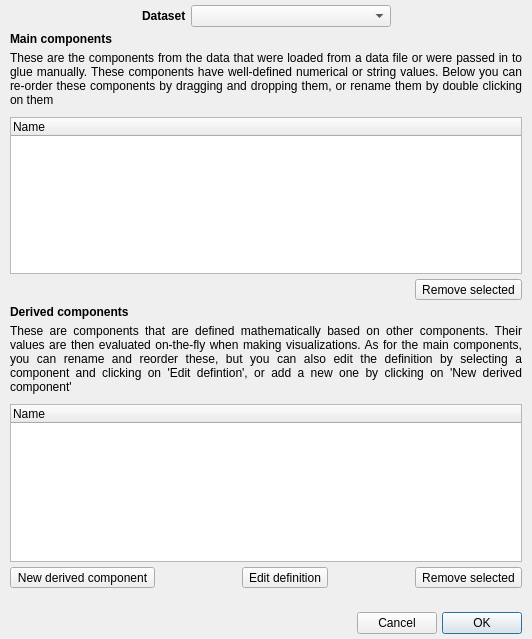
First picture: the form in glue/dialogs/component_manager/qt/component_manager.ui, repository glue-viz/glue, before the edit.
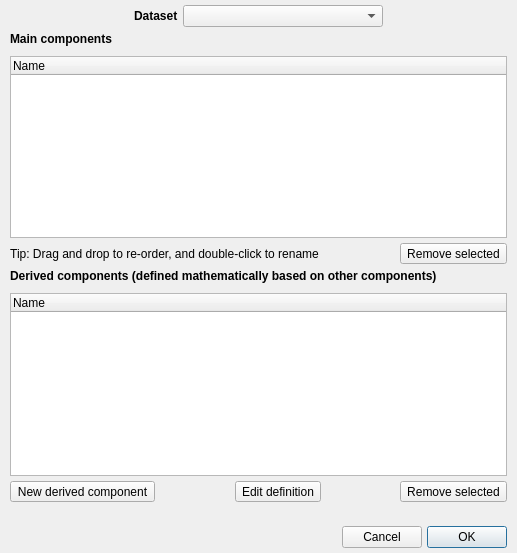
Second picture: the form after the edit. Custom widgets are drawn as their Qt base class.

Commit message: Improve the UI for the component manager, remove blocks of text

```diff
--- a/glue/dialogs/component_manager/qt/component_manager.ui
+++ b/glue/dialogs/component_manager/qt/component_manager.ui
@@ -6,8 +6,8 @@
    <rect>
     <x>0</x>
     <y>0</y>
-    <width>532</width>
-    <height>639</height>
+    <width>517</width>
+    <height>553</height>
    </rect>
   </property>
   <property name="windowTitle">
@@ -95,19 +95,6 @@
      </property>
     </widget>
    </item>
-   <item>
-    <widget class="QLabel" name="label_4">
-     <property name="text">
-      <string>These are the components from the data that were loaded from a data file or were passed in to glue manually. These components have well-defined numerical or string values. Below you can re-order these components by dragging and dropping them, or rename them by double clicking on them</string>
-     </property>
-     <property name="alignment">
-      <set>Qt::AlignJustify|Qt::AlignVCenter</set>
-     </property>
-     <property name="wordWrap">
-      <bool>true</bool>
-     </property>
-    </widget>
-   </item>
    <item>
     <spacer name="verticalSpacer">
      <property name="orientation">
@@ -138,6 +125,16 @@
    </item>
    <item>
     <layout class="QHBoxLayout" name="horizontalLayout_3">
+     <item>
+      <widget class="QLabel" name="label_6">
+       <property name="text">
+        <string>Tip: Drag and drop to re-order, and double-click to rename</string>
+       </property>
+       <property name="alignment">
+        <set>Qt::AlignCenter</set>
+       </property>
+      </widget>
+     </item>
      <item>
       <spacer name="horizontalSpacer_5">
        <property name="orientation">
@@ -169,20 +166,7 @@
       </font>
      </property>
      <property name="text">
-      <string>Derived components</string>
-     </property>
-    </widget>
-   </item>
-   <item>
-    <widget class="QLabel" name="label_5">
-     <property name="text">
-      <string>These are components that are defined mathematically based on other components. Their values are then evaluated on-the-fly when making visualizations. As for the main components, you can rename and reorder these, but you can also edit the definition by selecting a component and clicking on 'Edit defintion', or add a new one by clicking on 'New derived component'</string>
-     </property>
-     <property name="alignment">
-      <set>Qt::AlignJustify|Qt::AlignVCenter</set>
-     </property>
-     <property name="wordWrap">
-      <bool>true</bool>
+      <string>Derived components (defined mathematically based on other components)</string>
      </property>
     </widget>
    </item>
@@ -268,7 +252,7 @@
    <item>
     <widget class="QLabel" name="label_status">
      <property name="text">
-      <string> </string>
+      <string/>
      </property>
      <property name="alignment">
       <set>Qt::AlignCenter</set>
```
The commit also changes 1 other file.
